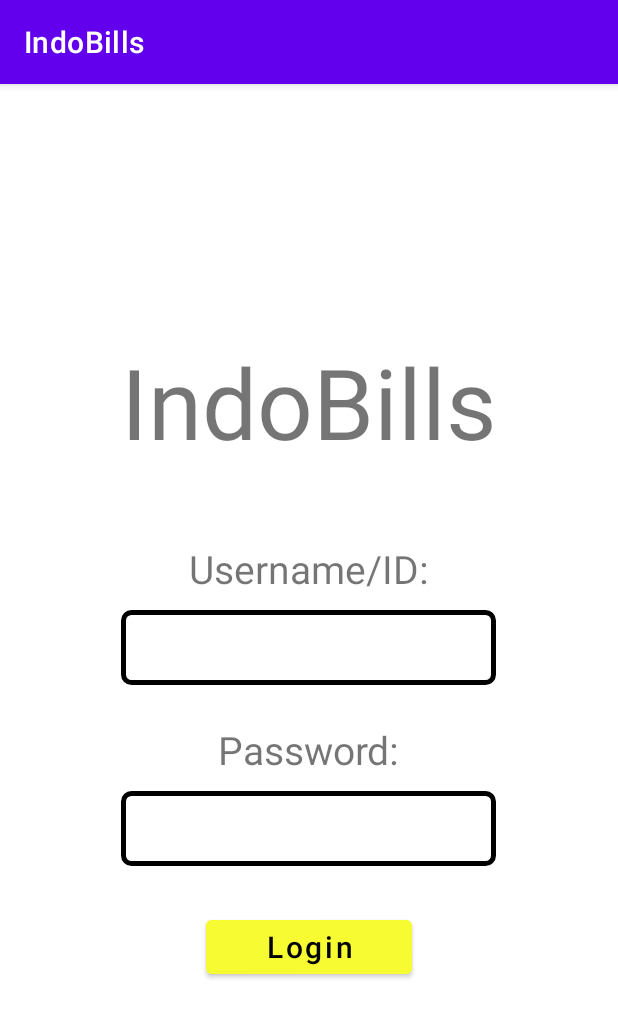
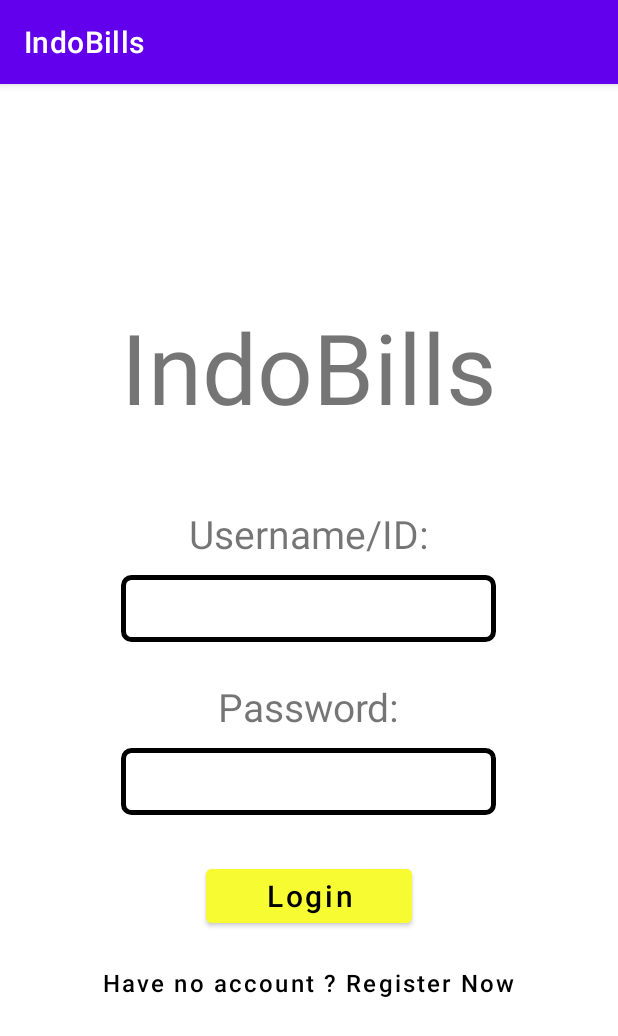
Before and after one commit to EdbertJunus/IndoBills, an Android app: the screen it shows after launch (MainActivity), on a phone screen of 412 x 824 dp. Shown: the top 1036 px of the screen. Run offline under Robolectric (Android 15) with nearby library versions, the phone set to English and light mode, and no system bars.

Commit message:
create login and register

```diff
--- a/app/src/main/AndroidManifest.xml
+++ b/app/src/main/AndroidManifest.xml
@@ -16,6 +16,7 @@
                 <category android:name="android.intent.category.LAUNCHER" />
             </intent-filter>
         </activity>
+        <activity android:name=".RegisterActivity" android:exported="true"/>
     </application>
 
 </manifest>
--- a/app/src/main/java/com/example/indobills/MainActivity.java
+++ b/app/src/main/java/com/example/indobills/MainActivity.java
@@ -2,13 +2,89 @@ package com.example.indobills;
 
 import androidx.appcompat.app.AppCompatActivity;
 
+import android.content.Intent;
 import android.os.Bundle;
+import android.view.View;
+import android.widget.Button;
+import android.widget.EditText;
+import android.widget.Toast;
+
+import com.example.indobills.model.User;
+import com.example.indobills.model.UserHelper;
 
 public class MainActivity extends AppCompatActivity {
+
+    private EditText username, password;
+    private Button login, redirect;
+    private UserHelper userHelper;
+    private String toastMessage;
+    private Boolean dataMatch = true;
 
     @Override
     protected void onCreate(Bundle savedInstanceState) {
         super.onCreate(savedInstanceState);
         setContentView(R.layout.activity_main);
+
+        init();
+    }
+
+    private void init(){
+        username = findViewById(R.id.et_login_username);
+        password = findViewById(R.id.et_login_password);
+        login = findViewById(R.id.btn_login);
+        redirect = findViewById(R.id.btn_redirect);
+
+        login.setOnClickListener(new View.OnClickListener() {
+            @Override
+            public void onClick(View view) {
+                String usernameStr = username.getText().toString();
+                String passwordStr = password.getText().toString();
+
+                if(usernameStr.isEmpty() || passwordStr.isEmpty()){
+                    Toast.makeText(MainActivity.this, "Username and Password must be filled", Toast.LENGTH_SHORT).show();
+                    return;
+                }else{
+                      userHelper = new UserHelper(MainActivity.this);
+                      userHelper.open();
+                      User user = userHelper.findUserByUsername(usernameStr);
+
+                      //check if username not exist
+                      if(user == null){
+                          toastMessage = "Username does not exist";
+                          dataMatch = false;
+                      }else{
+                          //check is password false
+                          if(!passwordStr.equals(user.getUserPassword())){
+                              toastMessage = "Password input is wrong";
+                              dataMatch = false;
+                          }
+                      }
+
+                      userHelper.close();
+                      Toast.makeText(MainActivity.this, toastMessage, Toast.LENGTH_SHORT).show();
+
+                      //Data input is wrong
+                      if(!dataMatch){
+                          return;
+                      }
+
+                      //Data input is correct
+                      Intent intent = new Intent(MainActivity.this, HomeActivity.class);
+                      intent.putExtra("userName", user.getUserName());
+                      intent.putExtra("userId", user.getUserId());
+                      startActivity(intent);
+
+                }
+            }
+        });
+
+        redirect.setOnClickListener(new View.OnClickListener() {
+            @Override
+            public void onClick(View view) {
+                Intent intent = new Intent(MainActivity.this, RegisterActivity.class);
+                startActivity(intent);
+            }
+        });
+
     }
 }
--- /dev/null
+++ b/app/src/main/res/drawable/btn_borderless.xml
@@ -0,0 +1,8 @@
+<?xml version="1.0" encoding="utf-8"?>
+<shape xmlns:android="http://schemas.android.com/apk/res/android">
+    <solid
+        android:color="@android:color/transparent"/>
+    <stroke android:width="1dp" android:color="@android:color/transparent" />
+    <corners android:radius="2dp"/>
+    <padding android:left="0dip" android:top="0dip" android:right="0dip" android:bottom="0dip" />
+</shape>
--- a/app/src/main/res/layout/activity_main.xml
+++ b/app/src/main/res/layout/activity_main.xml
@@ -36,8 +36,8 @@
             android:layout_width="match_parent"
             android:layout_height="wrap_content"
             android:background="@drawable/et_border"
-            android:height="50dp"
-
+            android:inputType="textEmailAddress"
+            android:padding="10dp"
             />
 
     </LinearLayout>
@@ -62,8 +62,8 @@
             android:layout_width="match_parent"
             android:layout_height="wrap_content"
             android:background="@drawable/et_border"
-            android:height="50dp"
-
+            android:inputType="textPassword"
+            android:padding="10dp"
             />
 
     </LinearLayout>
@@ -81,4 +81,17 @@
         android:paddingHorizontal="40dp"
         />
 
+    <Button
+        android:id="@+id/btn_redirect"
+        android:layout_width="wrap_content"
+        android:layout_height="wrap_content"
+        android:text="@string/login_btn_redirect"
+        android:textAllCaps="false"
+        android:textSize="16sp"
+        android:background="@drawable/btn_borderless"
+        android:textColor="@color/black"
+        android:layout_marginTop="10dp"
+        />
+
+
 </LinearLayout>
--- a/app/src/main/res/values/strings.xml
+++ b/app/src/main/res/values/strings.xml
@@ -3,4 +3,10 @@
     <string name="login_et_username">Username/ID:</string>
     <string name="login_et_password">Password:</string>
     <string name="login_btn">Login</string>
+    <string name="login_btn_redirect">Have no account ? Register Now</string>
+    <string name="register_tv_title">Register Now</string>
+    <string name="register_et_handphone">Handphone:</string>
+    <string name="register_et_confirm_pass">Confirm Password:</string>
+    <string name="register_btn">Register</string>
+    <string name="register_btn_redirect">Already have an account? Login now</string>
 </resources>
```
Also changed, not shown: app/src/main/java/com/example/indobills/HomeActivity.java (added, +20 -0 lines), app/src/main/java/com/example/indobills/RegisterActivity.java (added, +47 -0 lines), app/src/main/java/com/example/indobills/model/UserHelper.java (+4 -4 lines), app/src/main/res/layout/activity_register.xml (added, +162 -0 lines).
